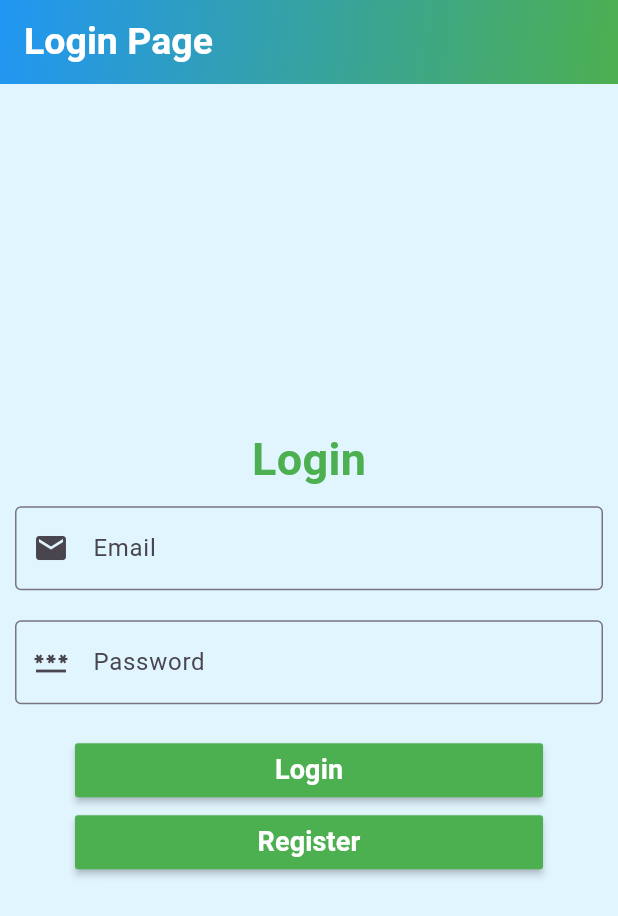
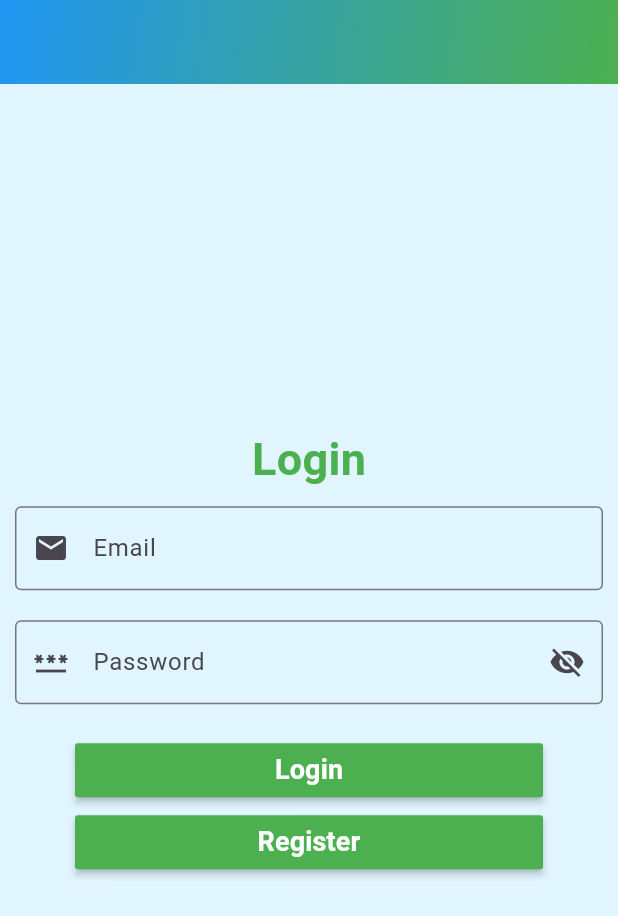
Before and after one commit to LTownsend99/Savings_Application, a Flutter app: the screen it shows after launch, on a phone screen of 412 x 824 dp. Shown: the top 916 px of the screen. Run offline on Flutter 3.47's test engine with Material 3 defaults, Android fonts, the phone set to English and light mode, and no system bars; our stand-ins replace pie_chart; accounts and stored records are empty.

Commit message:
change settings to more for relevance. & Consistently format throughout the app.

```diff
--- a/lib/pages/login.dart
+++ b/lib/pages/login.dart
@@ -14,16 +14,14 @@ class LoginPage extends StatelessWidget {
   final GlobalKey<FormState> _formKey = GlobalKey<FormState>();
   final AccountController accountController = AccountController();
 
+  bool _isPasswordVisible = false;
+
+
   @override
   Widget build(BuildContext context) {
     return Scaffold(
       backgroundColor: Helpers.getPageBackground(),
       appBar: AppBar(
-        title: Text(
-          'Login Page',
-          style: TextStyle(
-              fontWeight: FontWeight.bold, fontSize: 25, color: Colors.white),
-        ),
         flexibleSpace: Container(
           decoration: BoxDecoration(
             gradient: LinearGradient(
@@ -74,11 +72,22 @@ class LoginPage extends StatelessWidget {
                   TextFormField(
                     controller: passwordController,
                     keyboardType: TextInputType.text,
-                    obscureText: true,
+                    obscureText: !_isPasswordVisible, // Toggle visibility
                     decoration: InputDecoration(
                       labelText: 'Password',
                       hintText: 'Enter Password',
                       prefixIcon: Icon(Icons.password),
+                      suffixIcon: IconButton(
+                        icon: Icon(
+                          _isPasswordVisible
+                              ? Icons.visibility
+                              : Icons.visibility_off,
+                        ),
+                        onPressed: () {
+                          _isPasswordVisible = !_isPasswordVisible;
+                          (context as Element).markNeedsBuild(); // Update UI
+                        },
+                      ),
                       border: OutlineInputBorder(),
                     ),
                     validator: (value) {
```
Also changed, not shown: lib/pages/child/child_home.dart (+13 -11 lines), lib/pages/more.dart (renamed from lib/pages/settings.dart, +19 -2 lines), lib/pages/parent/parent_home.dart (+10 -8 lines), lib/pages/register.dart (+5 -2 lines).
